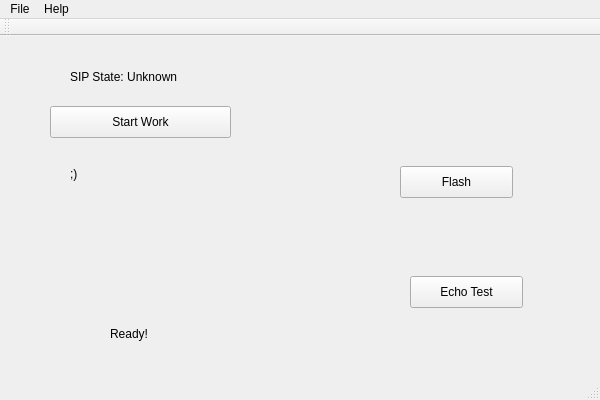
Above: mainwindow.ui from seven1240/trainer-studio-opensource before the change. Below: the same form after it.
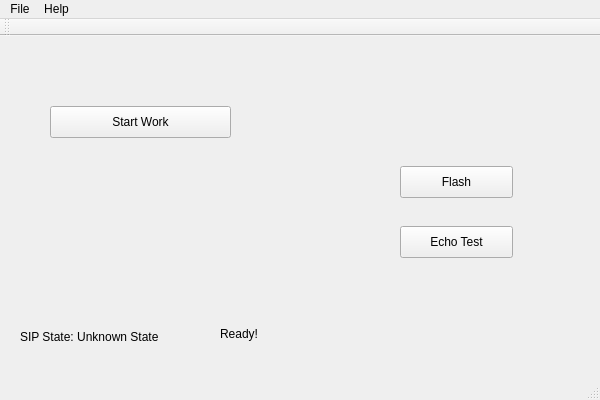
That is the form after the change.

Commit message: manage pause/unpause based on sip state, fix mute, fix timer

```diff
--- a/mainwindow.ui
+++ b/mainwindow.ui
@@ -46,9 +46,9 @@
    <widget class="QLabel" name="lbSIPStatus">
     <property name="geometry">
      <rect>
-      <x>70</x>
-      <y>30</y>
-      <width>351</width>
+      <x>20</x>
+      <y>290</y>
+      <width>161</width>
       <height>21</height>
      </rect>
     </property>
@@ -58,28 +58,21 @@
       <verstretch>0</verstretch>
      </sizepolicy>
     </property>
-    <property name="text">
-     <string>SIP State: Unknown</string>
-    </property>
-   </widget>
-   <widget class="QLabel" name="lbNotice">
-    <property name="geometry">
-     <rect>
-      <x>70</x>
-      <y>130</y>
-      <width>481</width>
+    <property name="minimumSize">
+     <size>
+      <width>130</width>
       <height>16</height>
-     </rect>
+     </size>
     </property>
     <property name="text">
-     <string>;)</string>
+     <string>SIP State: Unknown State</string>
     </property>
    </widget>
    <widget class="QPushButton" name="pbEchoTest">
     <property name="geometry">
      <rect>
-      <x>410</x>
-      <y>240</y>
+      <x>400</x>
+      <y>190</y>
       <width>113</width>
       <height>32</height>
      </rect>
@@ -91,7 +84,7 @@
    <widget class="QLabel" name="lbStatus">
     <property name="geometry">
      <rect>
-      <x>110</x>
+      <x>220</x>
       <y>290</y>
       <width>61</width>
       <height>16</height>
```
Left out of the diff: 3 changed lines with no effect on the pictures. The commit also changes 4 other files.
